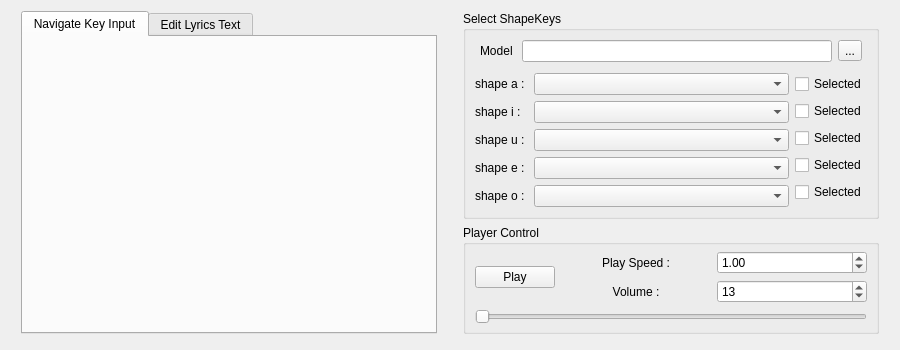
First picture: the form in src/mainwidget.ui, repository Ndgt/AnimateBlendShape, before the edit.
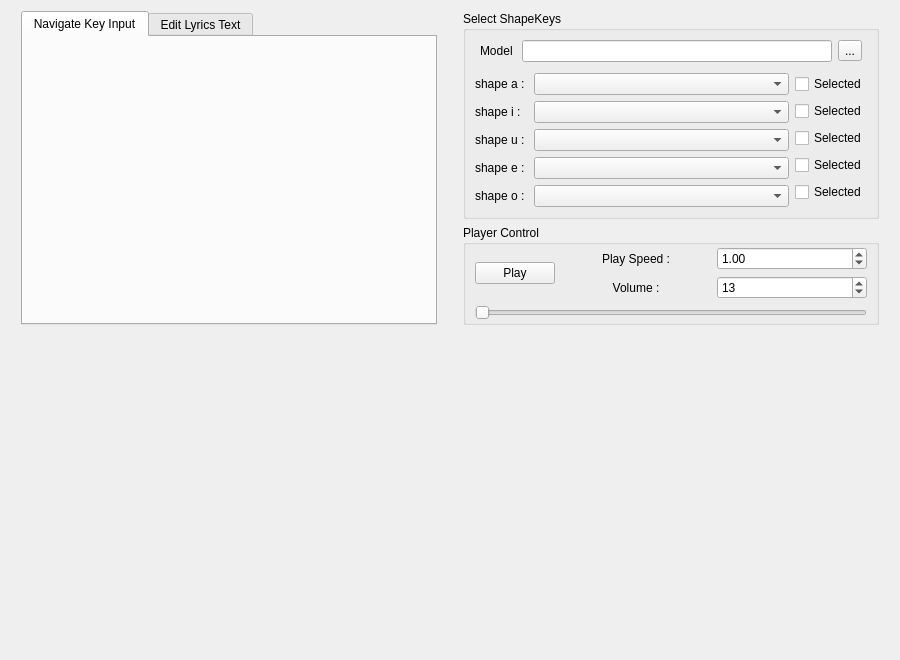
Second picture: the form after the edit.

Diff of the .ui file:
```diff
--- a/src/mainwidget.ui
+++ b/src/mainwidget.ui
@@ -7,7 +7,7 @@
     <x>0</x>
     <y>0</y>
     <width>900</width>
-    <height>350</height>
+    <height>660</height>
    </rect>
   </property>
   <property name="sizePolicy">
@@ -414,6 +414,19 @@
      </item>
     </layout>
    </item>
+   <item>
+    <spacer name="verticalSpacer_2">
+     <property name="orientation">
+      <enum>Qt::Orientation::Vertical</enum>
+     </property>
+     <property name="sizeHint" stdset="0">
+      <size>
+       <width>20</width>
+       <height>40</height>
+      </size>
+     </property>
+    </spacer>
+   </item>
   </layout>
  </widget>
  <resources/>
```
